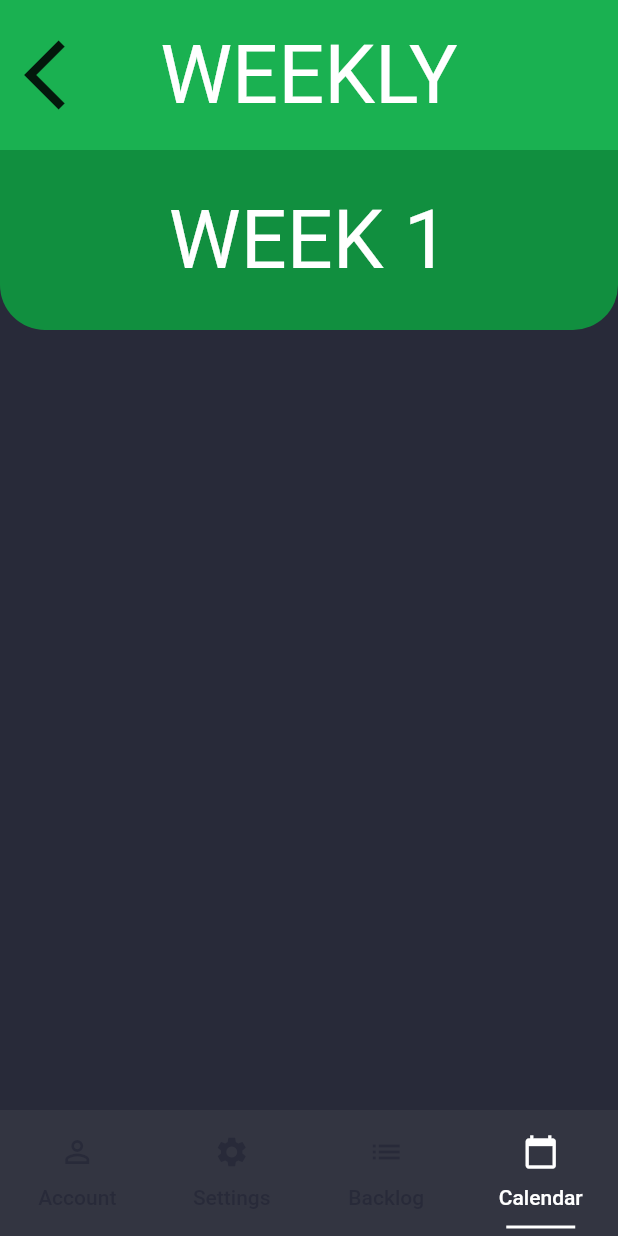
After one commit to MarrMann/ProductivityApp, a Flutter app: the screen it shows after launch, item 4 of the bottom bar chosen, after a tap on the "arrow forward ios" icon, on a phone screen of 412 x 824 dp. The commit adds this screen. Run offline on Flutter 3.47's test engine with Material 2 defaults, Android fonts, the phone set to English and light mode, and no system bars; Roboto replaces fonts that are missing (Yu Gothic UI).

Commit message:
Implemented calendar page

```diff
--- /dev/null
+++ b/SimpleWeek/lib/UI/Calendar/calendar_page.dart
@@ -0,0 +1,54 @@
+import 'package:SimpleWeek/Models/Widgets/todo_task.dart';
+import 'package:SimpleWeek/UI/Calendar/daily_page.dart';
+import 'package:SimpleWeek/UI/Calendar/weekly_page.dart';
+import 'package:flutter/material.dart';
+import 'package:SimpleWeek/Models/global.dart';
+import 'package:SimpleWeek/Models/Classes/task.dart';
+
+class CalendarPage extends StatefulWidget {
+  CalendarPage({Key key}) : super(key: key);
+
+  @override
+  _CalendarPageState createState() => _CalendarPageState();
+}
+
+class _CalendarPageState extends State<CalendarPage> {
+  bool isDailyPage = true;
+
+  @override
+  Widget build(BuildContext context) {
+    return Stack(
+      children: <Widget>[
+        buildActivePage(),
+        buildActiveButton(),
+      ],
+    );
+  }
+
+  Widget buildActivePage() {
+    return isDailyPage ? DailyPage() : WeeklyPage();
+  }
+
+  Widget buildActiveButton() {
+    Alignment alignment = isDailyPage ? Alignment.centerRight : Alignment.centerLeft;
+    return Container(
+      height: 100.0,
+      alignment: alignment,
+      child: buildButton(),
+    );
+  }
+
+  Widget buildButton() {
+    return FlatButton(
+      onPressed: () {
+        setState(() {
+          isDailyPage = !isDailyPage;
+        });
+      },
+      child: Icon(
+        isDailyPage ? Icons.arrow_forward_ios : Icons.arrow_back_ios,
+        size: 56.0,
+      ),
+    );
+  }
+}
--- /dev/null
+++ b/SimpleWeek/lib/UI/Calendar/daily_page.dart
@@ -0,0 +1,119 @@
+import 'package:SimpleWeek/Models/Widgets/todo_task.dart';
+import 'package:flutter/material.dart';
+import 'package:SimpleWeek/Models/global.dart';
+import 'package:SimpleWeek/Models/Classes/task.dart';
+
+class DailyPage extends StatefulWidget {
+  DailyPage({Key key}) : super(key: key);
+
+  @override
+  _DailyPageState createState() => _DailyPageState();
+}
+
+class _DailyPageState extends State<DailyPage> {
+  List<Task> fullTodoList = [
+    new Task("Buy christmas presents", false),
+    new Task("Research how to make an app", false),
+    new Task("Make a really long task that won\'t fit the display box so it will have to overflow", false),
+    new Task("Make a task with subtasks", false),
+  ];
+  List<Task> visibleTodoList = [];
+  String searchText = '';
+
+  Widget makeTask(Task task) {
+    return TodoTask(
+      key: Key(task.taskID),
+      taskText: task.description,
+      color: task.color,
+    );
+  }
+
+  onReorder(int oldIndex, int newIndex, List<Task> list) {
+    if (newIndex > oldIndex) {
+      newIndex--;
+    }
+
+    setState(() {
+      Task task = list.removeAt(oldIndex);
+      visibleTodoList.insert(newIndex, task);
+    });
+  }
+
+  @override
+  void initState() {
+    super.initState();
+  }
+
+  @override
+  Widget build(BuildContext context) {
+    double height = MediaQuery.of(context).size.height;
+
+    return Container(
+      color: darkGreyBackground,
+      child: Wrap(
+        children: <Widget>[
+          buildTitle(context),
+          buildSubtitle(context),
+          Stack(
+            children: <Widget>[
+              buildTaskList(context, height),
+            ],
+          )
+        ],
+      ),
+    );
+  }
+
+  Widget buildTitle(BuildContext context){
+    return Container(
+      height: 100.0,
+      color: greenNormal,
+      child: Center(
+        child: Text(
+          'DAILY',
+          textAlign: TextAlign.center,
+          style: headerStyle,
+        ),
+      ),
+    );
+  }
+
+  Widget buildSubtitle(BuildContext context){
+    return Container(
+      height: 120.0,
+      decoration: BoxDecoration(
+        color: greenDark,
+        borderRadius: BorderRadius.only(
+          bottomLeft: Radius.circular(30.0),
+          bottomRight: Radius.circular(30.0)
+        ),
+      ),
+      child: Center(
+        child: Text(
+          '23',
+          textAlign: TextAlign.center,
+          style: headerStyle,
+        ),
+      ),
+    );
+  }
+
+  Widget buildTaskList(BuildContext context, double screenHeight){
+    return Container(
+      height: screenHeight - 100.0 - 38 - 15 - 55,
+      child: Theme(
+        data: ThemeData(
+          canvasColor: Colors.transparent,
+        ),
+        child: ReorderableListView(
+          padding: EdgeInsets.only(top: 68.0, left: 20.0, right: 20.0),
+          children: visibleTodoList.map(makeTask).toList(),
+          scrollDirection: Axis.vertical,
+          onReorder: (int oldIndex, int newIndex) {
+            //onReorder(oldIndex, newIndex);
+          },
+        ),
+      ),
+    );
+  }
+}
--- /dev/null
+++ b/SimpleWeek/lib/UI/Calendar/weekly_page.dart
@@ -0,0 +1,119 @@
+import 'package:SimpleWeek/Models/Widgets/todo_task.dart';
+import 'package:flutter/material.dart';
+import 'package:SimpleWeek/Models/global.dart';
+import 'package:SimpleWeek/Models/Classes/task.dart';
+
+class WeeklyPage extends StatefulWidget {
+  WeeklyPage({Key key}) : super(key: key);
+
+  @override
+  _WeeklyPageState createState() => _WeeklyPageState();
+}
+
+class _WeeklyPageState extends State<WeeklyPage> {
+  List<Task> fullTodoList = [
+    new Task("Buy christmas presents", false),
+    new Task("Research how to make an app", false),
+    new Task("Make a really long task that won\'t fit the display box so it will have to overflow", false),
+    new Task("Make a task with subtasks", false),
+  ];
+  List<Task> visibleTodoList = [];
+  String searchText = '';
+
+  Widget makeTask(Task task) {
+    return TodoTask(
+      key: Key(task.taskID),
+      taskText: task.description,
+      color: task.color,
+    );
+  }
+
+  onReorder(int oldIndex, int newIndex, List<Task> list) {
+    if (newIndex > oldIndex) {
+      newIndex--;
+    }
+
+    setState(() {
+      Task task = list.removeAt(oldIndex);
+      visibleTodoList.insert(newIndex, task);
+    });
+  }
+
+  @override
+  void initState() {
+    super.initState();
+  }
+
+  @override
+  Widget build(BuildContext context) {
+    double height = MediaQuery.of(context).size.height;
+
+    return Container(
+      color: darkGreyBackground,
+      child: Wrap(
+        children: <Widget>[
+          buildTitle(context),
+          buildSubtitle(context),
+          Stack(
+            children: <Widget>[
+              buildTaskList(context, height),
+            ],
+          )
+        ],
+      ),
+    );
+  }
+
+  Widget buildTitle(BuildContext context){
+    return Container(
+      height: 100.0,
+      color: greenNormal,
+      child: Center(
+        child: Text(
+          'WEEKLY',
+          textAlign: TextAlign.center,
+          style: headerStyle,
+        ),
+      ),
+    );
+  }
+
+  Widget buildSubtitle(BuildContext context){
+    return Container(
+      height: 120.0,
+      decoration: BoxDecoration(
+        color: greenDark,
+        borderRadius: BorderRadius.only(
+          bottomLeft: Radius.circular(30.0),
+          bottomRight: Radius.circular(30.0)
+        ),
+      ),
+      child: Center(
+        child: Text(
+          'WEEK 1',
+          textAlign: TextAlign.center,
+          style: headerStyle,
+        ),
+      ),
+    );
+  }
+
+  Widget buildTaskList(BuildContext context, double screenHeight){
+    return Container(
+      height: screenHeight - 100.0 - 38 - 15 - 55,
+      child: Theme(
+        data: ThemeData(
+          canvasColor: Colors.transparent,
+        ),
+        child: ReorderableListView(
+          padding: EdgeInsets.only(top: 68.0, left: 20.0, right: 20.0),
+          children: visibleTodoList.map(makeTask).toList(),
+          scrollDirection: Axis.vertical,
+          onReorder: (int oldIndex, int newIndex) {
+            //onReorder(oldIndex, newIndex);
+          },
+        ),
+      ),
+    );
+  }
+}
--- a/SimpleWeek/lib/main.dart
+++ b/SimpleWeek/lib/main.dart
@@ -1,5 +1,7 @@
 import 'package:SimpleWeek/Models/global.dart';
 import 'package:SimpleWeek/UI/Backlog/backlog_page.dart';
+import 'package:SimpleWeek/UI/Calendar/calendar_page.dart';
+import 'package:SimpleWeek/UI/Calendar/daily_page.dart';
 import 'package:flutter/material.dart';
 
 void main() => runApp(MyApp());
@@ -41,9 +43,7 @@ class _MyHomePageState extends State<MyHomePage> {
                 color: darkGreyBackground,
               ),
               BacklogPage(),
-              new Container(
-                color: darkGreyBackground,
-              ),
+              CalendarPage(),
             ],
           ),
           bottomNavigationBar: new TabBar(
```
